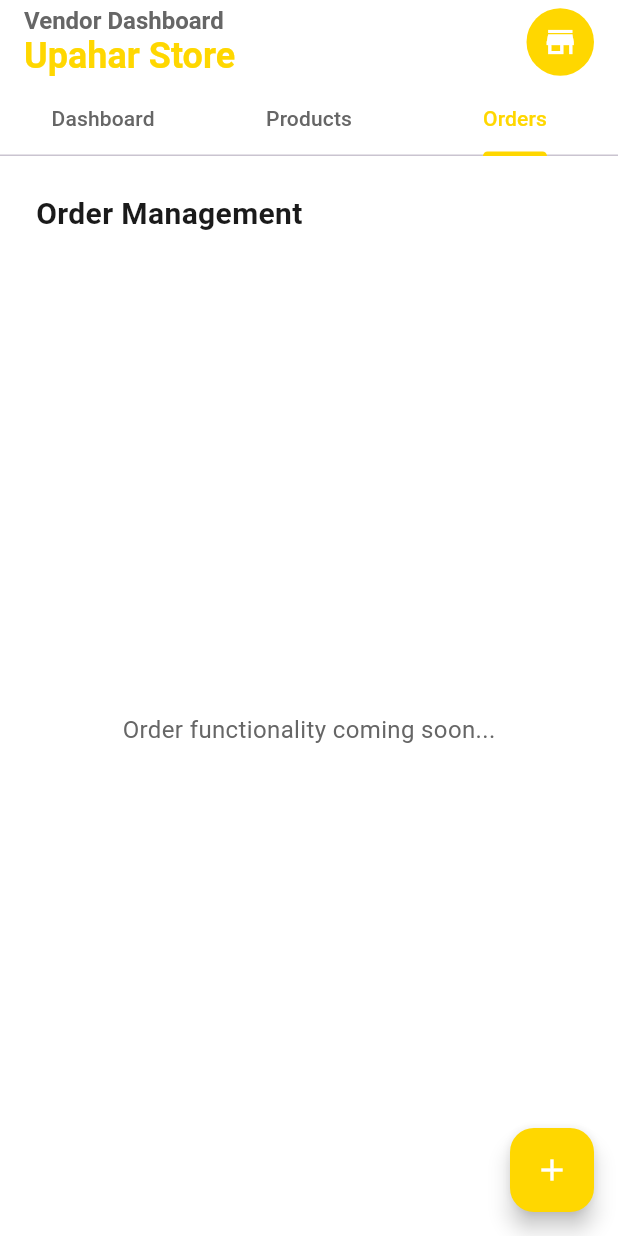
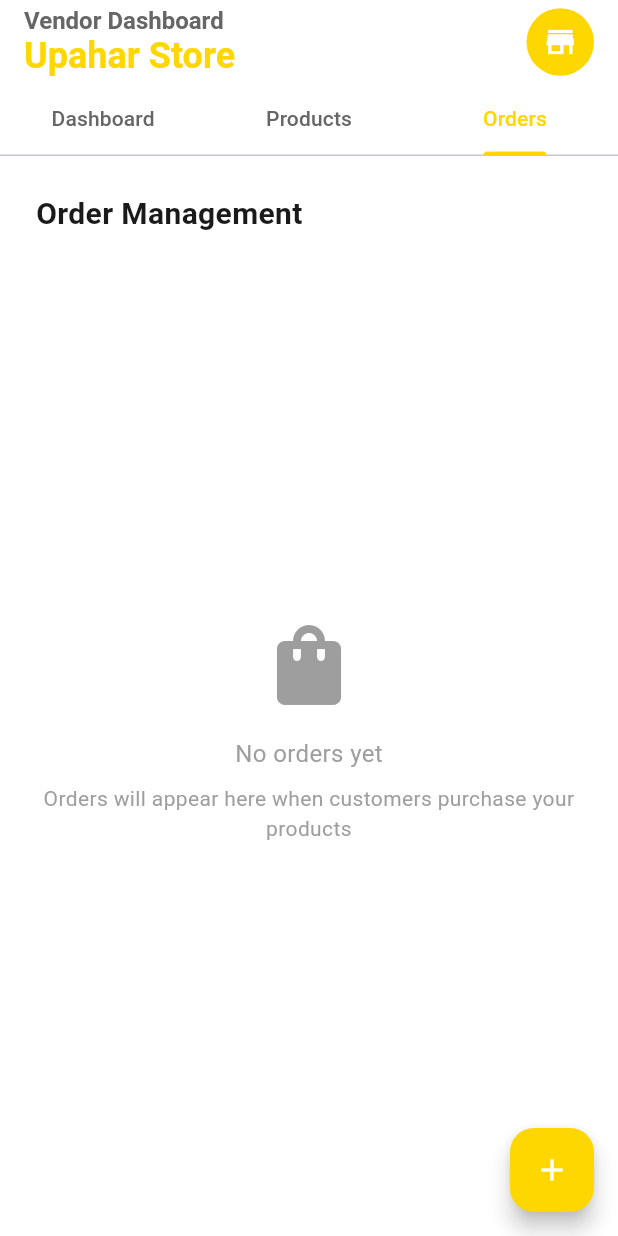
Before and after one commit to unfazed24072005io/UPAHAR-SOOR, a Flutter app: the screen it shows after launch, tab 3 chosen, on a phone screen of 412 x 824 dp. Run offline on Flutter 3.47's test engine with Material 3 defaults, Android fonts, the phone set to English and light mode, and no system bars; our stand-ins replace cloud_firestore, firebase_core, flutter_rating_bar; accounts and stored records are empty.

Commit message:
Update vendor_home_screen.dart

```diff
--- a/vendor_app/lib/screens/vendor_home_screen.dart
+++ b/vendor_app/lib/screens/vendor_home_screen.dart
@@ -114,13 +114,13 @@ class _VendorHomeScreenState extends State<VendorHomeScreen> with SingleTickerPr
     return StreamBuilder<List<Product>>(
       stream: productService.getVendorProducts(),
       builder: (context, productsSnapshot) {
-        return StreamBuilder<List<custom_order.Order>>( // ADD custom_order. prefix
+        return StreamBuilder<List<Order>>(
           stream: productService.getVendorOrders(),
           builder: (context, ordersSnapshot) {
             if (productsSnapshot.hasData && ordersSnapshot.hasData) {
               productService.updateAnalytics(
                 productsSnapshot.data!,
-        ordersSnapshot.data!, // NOW CORRECT - 2 parameters
+                ordersSnapshot.data!,
               );
             }
 
@@ -473,6 +473,9 @@ class _VendorHomeScreenState extends State<VendorHomeScreen> with SingleTickerPr
   }
 
   Widget _buildOrdersTab(VendorProductService productService) {
+    return StreamBuilder<List<Order>>(
+      stream: productService.getVendorOrders(),
+      builder: (context, snapshot) {
         return Padding(
           padding: const EdgeInsets.all(24),
           child: Column(
@@ -488,20 +491,15 @@ class _VendorHomeScreenState extends State<VendorHomeScreen> with SingleTickerPr
               ),
               const SizedBox(height: 16),
               Expanded(
-          child: Center(
-            child: Text(
-              'Order functionality coming soon...',
-              style: TextStyle(
-                color: AppConfig.textSecondary,
-                fontSize: 16,
-              ),
-            ),
-          ),
+                child: _buildOrdersList(snapshot, productService),
               ),
             ],
           ),
         );
+      },
+    );
   }
+
   Widget _buildOrdersList(AsyncSnapshot<List<Order>> snapshot, VendorProductService productService) {
     if (snapshot.connectionState == ConnectionState.waiting) {
       return const Center(child: CircularProgressIndicator());
@@ -512,7 +510,25 @@ class _VendorHomeScreenState extends State<VendorHomeScreen> with SingleTickerPr
     }
 
     if (!snapshot.hasData || snapshot.data!.isEmpty) {
-      return const Center(child: Text('No orders yet'));
+      return const Center(
+        child: Column(
+          mainAxisAlignment: MainAxisAlignment.center,
+          children: [
+            Icon(Icons.shopping_bag, size: 64, color: Colors.grey),
+            SizedBox(height: 16),
+            Text(
+              'No orders yet',
+              style: TextStyle(fontSize: 16, color: Colors.grey),
+            ),
+            SizedBox(height: 8),
+            Text(
+              'Orders will appear here when customers purchase your products',
+              style: TextStyle(fontSize: 14, color: Colors.grey),
+              textAlign: TextAlign.center,
+            ),
+          ],
+        ),
+      );
     }
 
     return ListView.builder(
@@ -543,7 +559,7 @@ class _VendorHomeScreenState extends State<VendorHomeScreen> with SingleTickerPr
                   ),
                 ),
                 Text(
-                  '₹${order.grandTotal.toStringAsFixed(0)}',
+                  '₹${order.totalAmount.toStringAsFixed(0)}',
                   style: TextStyle(
                     fontWeight: FontWeight.bold,
                     color: AppConfig.primaryColor,
@@ -605,4 +621,10 @@ class _VendorHomeScreenState extends State<VendorHomeScreen> with SingleTickerPr
       ),
     );
   }
+
+  @override
+  void dispose() {
+    _tabController.dispose();
+    super.dispose();
   }
+}
```
Lines whose indentation alone changed are shown as unchanged.
